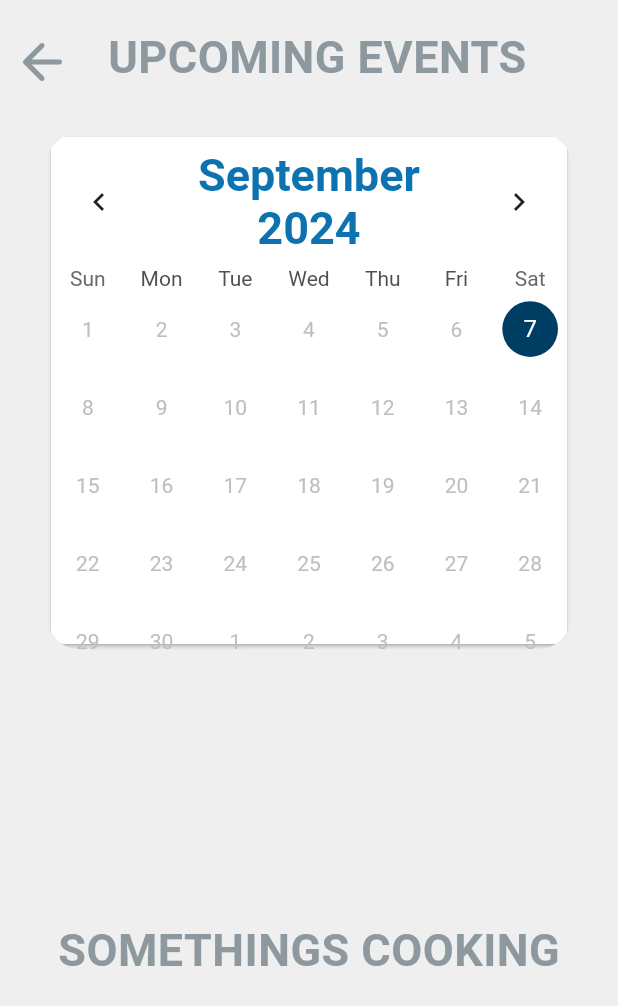
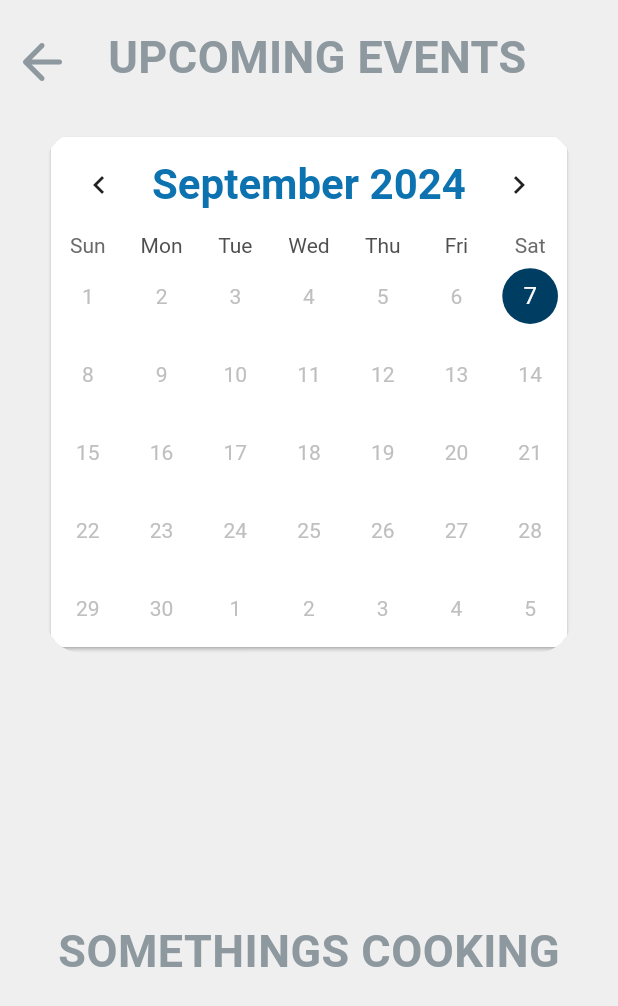
Before and after one commit to zine-robotics/zine_app_2023, a Flutter app: the EventsScreen screen opened directly, on a phone screen of 412 x 824 dp. Shown: the top 1006 px of the screen. Run offline on Flutter 3.47's test engine with Material 3 defaults, Android fonts, the phone set to English and light mode, and no system bars; drawn by our look-alikes of table_calendar; our stand-ins replace carousel_slider, cloud_firestore, expansion_tile_card, firebase_auth, firebase_core, firebase_messaging and 10 more; missing offline and left inert: decorated_icon, flutter_notification_channel, requests, stomp_dart_client; accounts and stored records are empty; generated files the repository leaves out were written again; network calls fail; Roboto replaces fonts that are missing (Poppins).

Commit message:
fix Calendar Cad Flex Issue

```diff
--- a/lib/screens/explore/public_events/event_calendar.dart
+++ b/lib/screens/explore/public_events/event_calendar.dart
@@ -40,7 +40,7 @@ class EventCalendar extends StatelessWidget {
       onDaySelected: evm.selectEvent,
       headerStyle: const HeaderStyle(
         titleTextStyle: TextStyle(
-            color: textColor, fontWeight: FontWeight.bold, fontSize: 30),
+            color: textColor, fontWeight: FontWeight.bold, fontSize: 28),
         rightChevronVisible: true,
         leftChevronVisible: true,
         formatButtonVisible: false,
--- a/lib/screens/explore/public_events/events_screen.dart
+++ b/lib/screens/explore/public_events/events_screen.dart
@@ -78,7 +78,7 @@ class EventsScreen extends StatelessWidget {
           return Column(
             children: [
               Container(
-                height: availableHeight / 2,
+                // height: availableHeight / 2,
                 color: backgroundGrey,
                 padding: const EdgeInsets.fromLTRB(30, 5, 30, 5),
                 child: ClipRRect(
```
